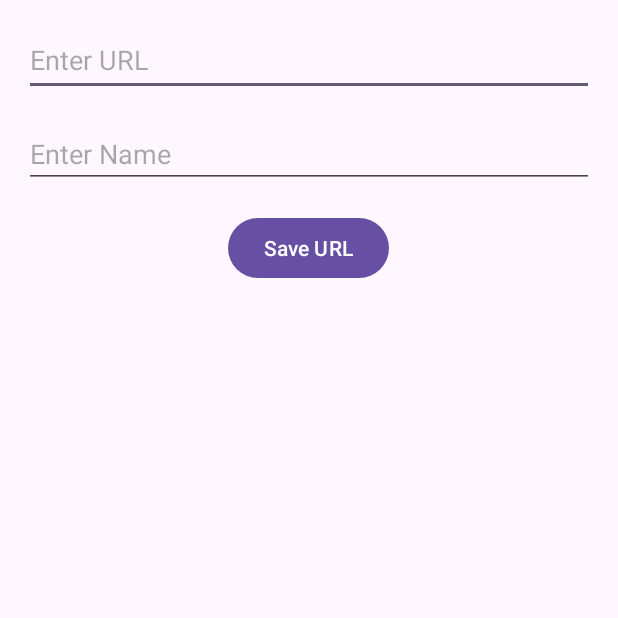
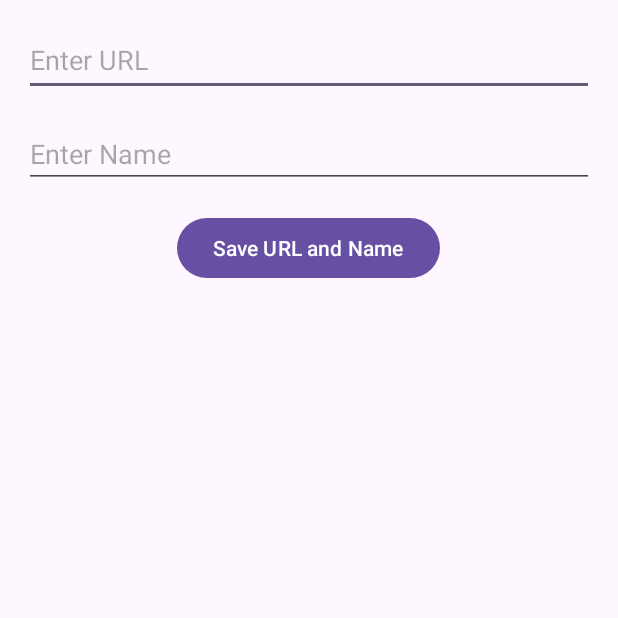
Before and after one commit to UplinkCoder/andorid_test, an Android app: the SettingsActivity screen opened directly, with no data from a screen before it, on a phone screen of 412 x 824 dp, the top half of it. Run offline under Robolectric (Android 15) with nearby library versions, the phone set to English and light mode, and no system bars.

Commit message:
Change app to using an executor for the get request and keep name saved

```diff
--- a/app/src/main/java/com/example/myapplication/SettingsActivity.java
+++ b/app/src/main/java/com/example/myapplication/SettingsActivity.java
@@ -13,6 +13,7 @@ import androidx.appcompat.app.AppCompatActivity;
 public class SettingsActivity extends AppCompatActivity {
 
     private EditText urlEditText;
+    private EditText nameEditText;
     private Button saveUrlButton;
 
     @Override
@@ -21,20 +22,27 @@ public class SettingsActivity extends AppCompatActivity {
         setContentView(R.layout.settings_activity);
 
         urlEditText = findViewById(R.id.urlEditText);
+        nameEditText = findViewById(R.id.nameEditText);
         saveUrlButton = findViewById(R.id.saveUrlButton);
 
         // Load the previously saved URL, if any
         SharedPreferences sharedPreferences = getSharedPreferences("MyPrefs", Context.MODE_PRIVATE);
         String savedUrl = sharedPreferences.getString("url", "");
+        String savedName = sharedPreferences.getString("name", "");
+
         urlEditText.setText(savedUrl);
+        nameEditText.setText(savedName);
 
         saveUrlButton.setOnClickListener(new View.OnClickListener() {
             @Override
             public void onClick(View v) {
                 // Save the URL to SharedPreferences
                 String url = urlEditText.getText().toString();
+                String name = nameEditText.getText().toString();
                 SharedPreferences.Editor editor = sharedPreferences.edit();
                 editor.putString("url", url);
+                editor.putString("name", name);
+
                 editor.apply();
                 Toast.makeText(getApplicationContext(), "URL saved", Toast.LENGTH_SHORT).show();
             }
--- a/app/src/main/res/layout/settings_activity.xml
+++ b/app/src/main/res/layout/settings_activity.xml
@@ -40,5 +40,5 @@
         android:layout_centerHorizontal="true"
         android:layout_gravity="center"
         android:layout_marginTop="16dp"
-        android:text="Save URL" />
+        android:text="Save URL and Name" />
 </RelativeLayout>
```
Also changed, not shown: app/src/main/java/com/example/myapplication/LocationUpdateTask.java (added, +85 -0 lines), app/src/main/java/com/example/myapplication/MainActivity.java (+3 -36 lines).
